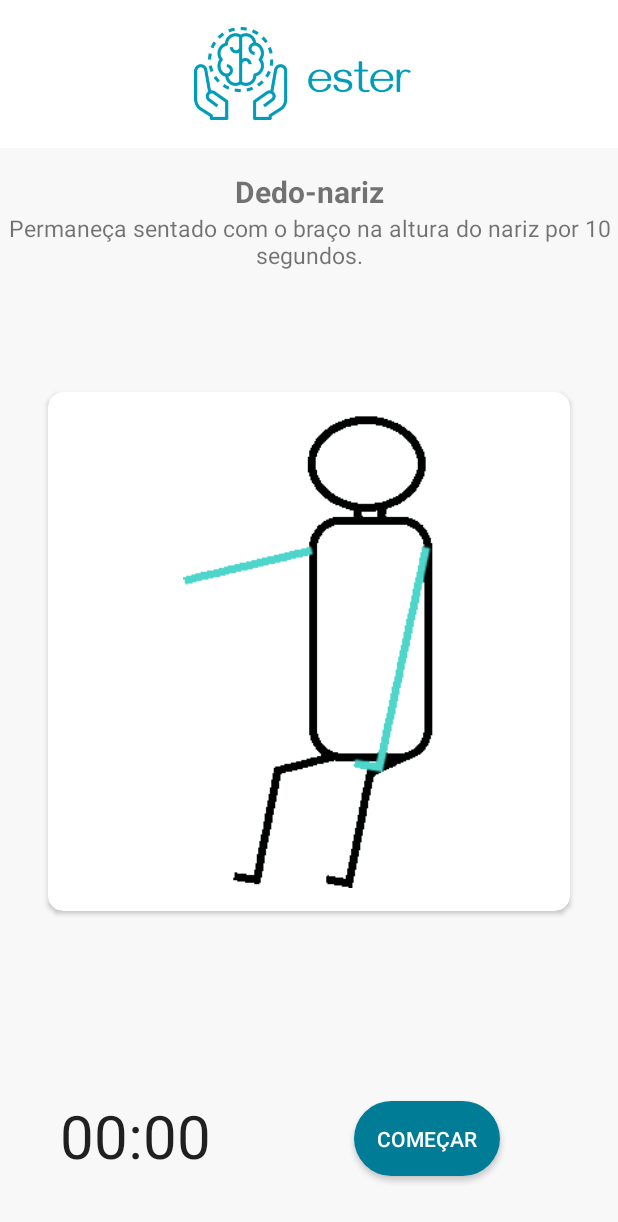
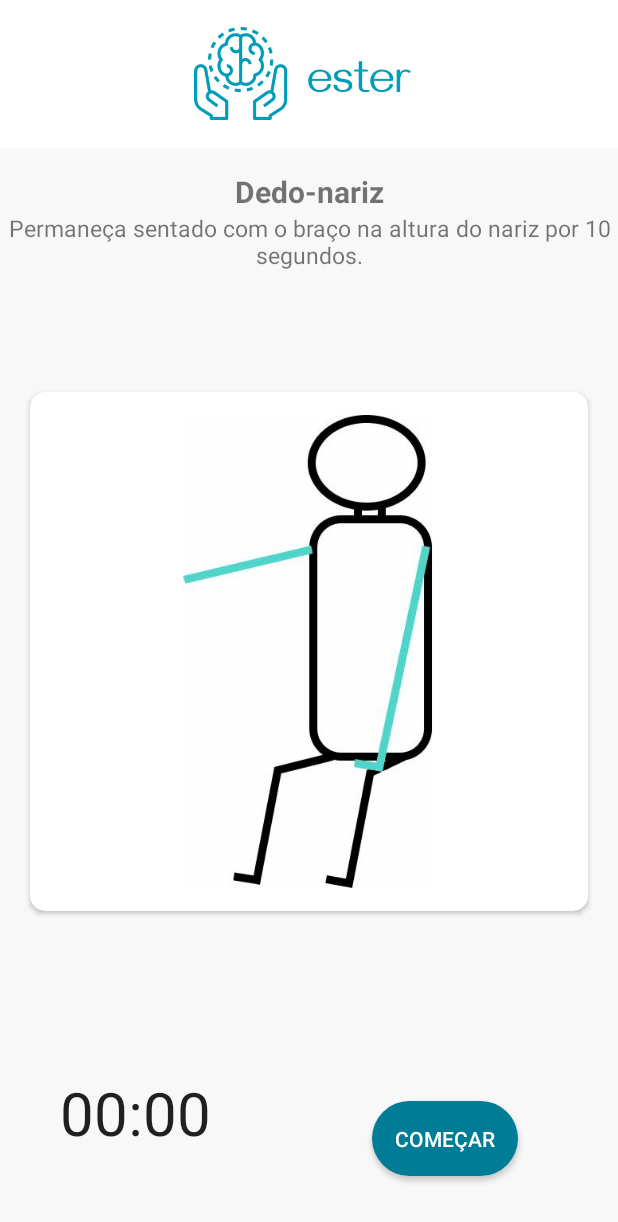
Before and after one commit to PI2-Parkinson/EsterAppAndroid, an Android app: the StrapFingerNoseActivity screen opened directly, with no data from a screen before it, on a phone screen of 412 x 824 dp. Shown: the top 1222 px of the screen. Run offline under Robolectric (Android 15) with nearby library versions, the phone set to English and light mode, and no system bars.

Commit message:
Adding chronometer to strap layout

```diff
--- a/app/src/main/AndroidManifest.xml
+++ b/app/src/main/AndroidManifest.xml
@@ -11,10 +11,9 @@
         android:roundIcon="@mipmap/ic_launcher_round"
         android:supportsRtl="true"
         android:theme="@style/AppTheme">
-        <activity android:name=".Controller.StrapFingerNoseActivity"></activity>
+        <activity android:name=".Controller.StrapFingerNoseActivity"/>
         <activity android:name=".Controller.StrapPosturalActivity" />
         <activity android:name=".Controller.StrapRestActivity" />
-        <activity android:name=".MyCountDownTimer" />
         <activity android:name=".Controller.StrapActivity" />
         <activity
             android:name=".Controller.ProfileActivity"
--- a/app/src/main/java/com/pidois/ester/Controller/StrapActivity.java
+++ b/app/src/main/java/com/pidois/ester/Controller/StrapActivity.java
@@ -33,9 +33,9 @@ public class StrapActivity extends AppCompatActivity implements View.OnClickList
         if (i == R.id.btn_m1){
             switchScreen(StrapRestActivity.class);
         } else if (i == R.id.btn_m2){
-            setContentView(R.layout.activity_strap_postural);
+            switchScreen(StrapPosturalActivity.class);
         } else if (i == R.id.btn_m3){
-            setContentView(R.layout.activity_strap_finger_nose);
+            switchScreen(StrapFingerNoseActivity.class);
         } else if (i == R.id.btn_m4){
             alertDialog();
         }
--- a/app/src/main/java/com/pidois/ester/Controller/StrapFingerNoseActivity.java
+++ b/app/src/main/java/com/pidois/ester/Controller/StrapFingerNoseActivity.java
@@ -3,6 +3,10 @@ package com.pidois.ester.Controller;
 import androidx.appcompat.app.AppCompatActivity;
 
 import android.os.Bundle;
+import android.os.SystemClock;
+import android.view.View;
+import android.widget.Button;
+import android.widget.Chronometer;
 import android.widget.ImageView;
 
 import com.bumptech.glide.Glide;
@@ -12,10 +16,37 @@ import java.io.File;
 
 public class StrapFingerNoseActivity extends AppCompatActivity {
 
+    private Chronometer chronometer;
+    private Button button;
+    private int time = 0;
+
     @Override
     protected void onCreate(Bundle savedInstanceState) {
         super.onCreate(savedInstanceState);
         setContentView(R.layout.activity_strap_finger_nose);
+
+        chronometer = findViewById(R.id.strap_finger_chronometer);
+        button = findViewById(R.id.strap_finger_btn);
+
+        chronometer.setCountDown(true);
+
+        button.setOnClickListener(new View.OnClickListener() {
+            @Override
+            public void onClick(View v) {
+                chronometer.setBase(SystemClock.elapsedRealtime() + (10*1000));
+                chronometer.start();
+
+                chronometer.setOnChronometerTickListener(new Chronometer.OnChronometerTickListener() {
+                    @Override
+                    public void onChronometerTick(Chronometer chronometer) {
+                        time++;
+                        if (time == 10){
+                            chronometer.stop();
+                        }
+                    }
+                });
+            }
+        });
     }
 
 
--- a/app/src/main/res/layout/activity_strap_finger_nose.xml
+++ b/app/src/main/res/layout/activity_strap_finger_nose.xml
@@ -83,11 +83,13 @@
 
     <androidx.cardview.widget.CardView
         android:id="@+id/cardView2"
-        android:layout_width="348dp"
+        android:layout_width="match_parent"
         android:layout_height="346dp"
         android:padding="20dp"
         app:cardCornerRadius="10dp"
         app:cardElevation="2dp"
+        android:layout_marginRight="20dp"
+        android:layout_marginLeft="20dp"
         app:layout_constraintBottom_toTopOf="@+id/guideline33"
         app:layout_constraintEnd_toEndOf="parent"
         app:layout_constraintStart_toStartOf="parent"
@@ -105,19 +107,19 @@
     </androidx.cardview.widget.CardView>
 
     <Chronometer
-        android:id="@+id/chronometer2"
+        android:id="@+id/strap_finger_chronometer"
         android:layout_width="wrap_content"
-        android:layout_height="wrap_content"
+        android:layout_height="0dp"
         android:gravity="center"
         android:padding="40dp"
         android:textSize="40sp"
         app:layout_constraintBottom_toBottomOf="parent"
         app:layout_constraintStart_toStartOf="parent"
-        app:layout_constraintTop_toTopOf="@+id/guideline25"
+        app:layout_constraintTop_toTopOf="@+id/guideline33"
         app:layout_editor_absoluteX="20dp" />
 
     <Button
-        android:id="@+id/button2"
+        android:id="@+id/strap_finger_btn"
         android:layout_width="wrap_content"
         android:layout_height="wrap_content"
         android:layout_marginBottom="40dp"
@@ -127,8 +129,7 @@
         android:textColor="@color/white"
         app:layout_constraintBottom_toBottomOf="parent"
         app:layout_constraintEnd_toEndOf="parent"
-        app:layout_constraintHorizontal_bias="0.411"
-        app:layout_constraintStart_toEndOf="@+id/chronometer2"
+        app:layout_constraintStart_toEndOf="@+id/strap_finger_chronometer"
         app:layout_constraintTop_toTopOf="@+id/guideline25" />
 
 </androidx.constraintlayout.widget.ConstraintLayout>
--- a/app/src/main/res/layout/activity_strap_postural.xml
+++ b/app/src/main/res/layout/activity_strap_postural.xml
@@ -103,7 +103,7 @@
     </androidx.cardview.widget.CardView>
 
     <Chronometer
-        android:id="@+id/chronometer2"
+        android:id="@+id/strap_postural_chronometer"
         android:layout_width="wrap_content"
         android:layout_height="wrap_content"
         android:gravity="center"
@@ -115,7 +115,7 @@
         app:layout_editor_absoluteX="20dp" />
 
     <Button
-        android:id="@+id/button2"
+        android:id="@+id/strap_postural_btn"
         android:layout_width="wrap_content"
         android:layout_height="wrap_content"
         android:background="@drawable/round_btn_grey"
@@ -124,7 +124,7 @@
         android:textColor="@color/white"
         app:layout_constraintBottom_toBottomOf="parent"
         app:layout_constraintEnd_toEndOf="parent"
-        app:layout_constraintStart_toEndOf="@+id/chronometer2"
+        app:layout_constraintStart_toEndOf="@+id/strap_postural_chronometer"
         app:layout_constraintTop_toTopOf="@+id/guideline25" />
 
 </androidx.constraintlayout.widget.ConstraintLayout>
--- a/app/src/main/res/layout/activity_strap_rest.xml
+++ b/app/src/main/res/layout/activity_strap_rest.xml
@@ -105,7 +105,7 @@
     <Chronometer
         android:id="@+id/strap_rest_chronometer"
         android:layout_width="wrap_content"
-        android:layout_height="wrap_content"
+        android:layout_height="0dp"
         android:gravity="center"
         android:padding="40dp"
         android:textSize="40sp"
```
Also changed, not shown: app/src/main/java/com/pidois/ester/Controller/StrapPosturalActivity.java (+31 -0 lines), app/src/main/java/com/pidois/ester/Controller/StrapRestActivity.java (+11 -12 lines), app/src/main/res/drawable/gif_finger_nose.gif.
